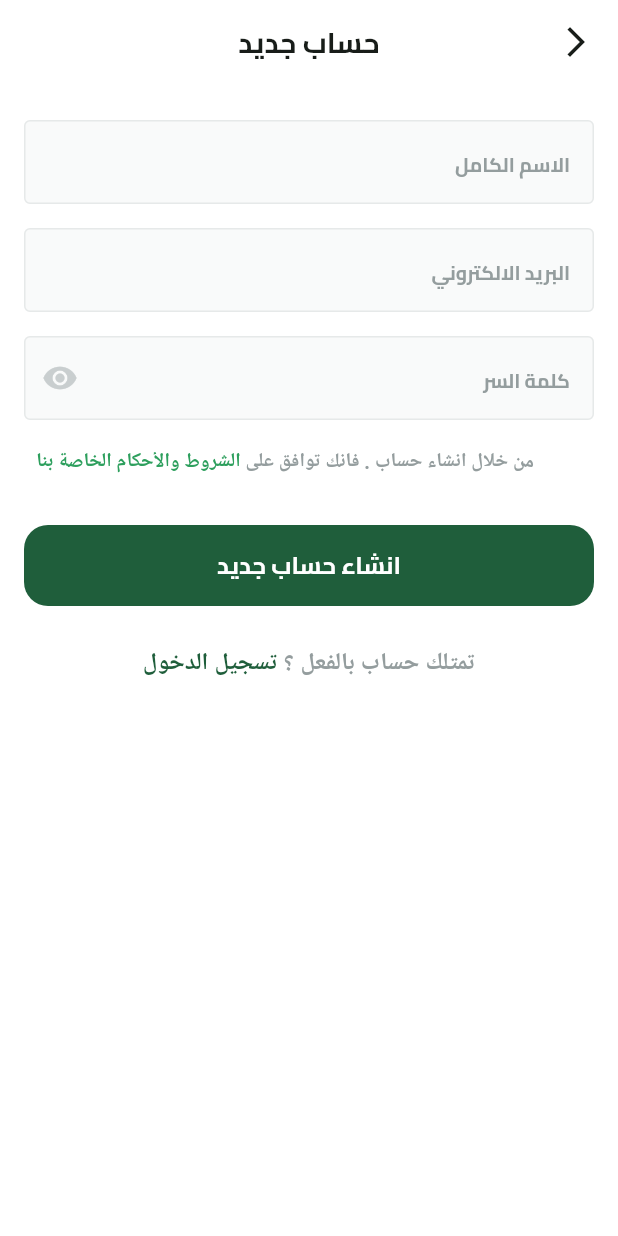
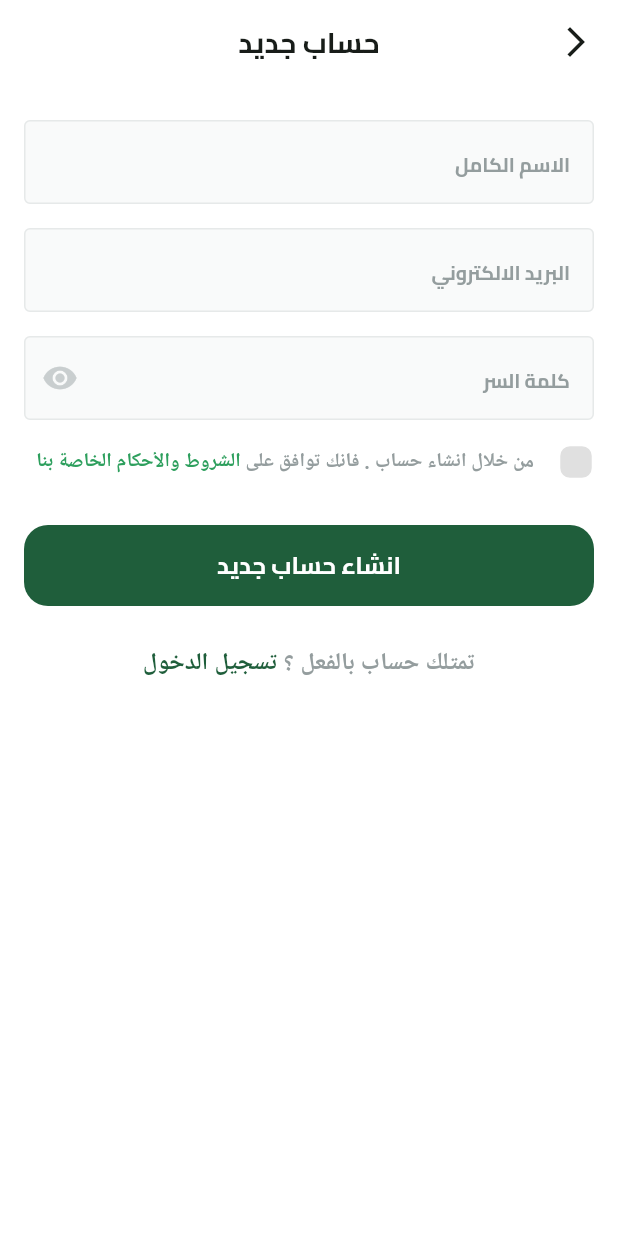
Before and after one commit to mohammedakilan/fruit_hub, a Flutter app: the SignupView screen opened by its route, on a phone screen of 412 x 824 dp. Run offline on Flutter 3.47's test engine with Material 3 defaults, Android fonts, the phone set to English and light mode, and no system bars; our stand-ins replace dots_indicator, flutter_svg, shared_preferences; accounts and stored records are empty.

Commit message:
fix check icon

```diff
--- a/lib/core/utils/app_images.dart
+++ b/lib/core/utils/app_images.dart
@@ -13,6 +13,10 @@ class Assets {
   /// Assets for imagesCheck
   /// assets/images/Check.svg
   static const String imagesCheck = "assets/images/Check.svg";
+
+  /// Assets for imagesCheckPng
+  /// assets/images/check_png.png
+  static const String imagesCheckPng = "assets/images/check_png.png";
 
   /// Assets for imagesFacebookIcon
   /// assets/images/facebook_icon.svg
--- a/lib/features/auth/presentation/views/widgets/custom_check_box.dart
+++ b/lib/features/auth/presentation/views/widgets/custom_check_box.dart
@@ -4,7 +4,8 @@ import 'package:fruit_hub/core/utils/app_colors.dart';
 import 'package:fruit_hub/core/utils/app_images.dart';
 
 class CustomCheckBox extends StatelessWidget {
-  const CustomCheckBox({super.key, required this.isChecked,  required this.onChecked});
+  const CustomCheckBox(
+      {super.key, required this.isChecked, required this.onChecked});
 
   final bool isChecked;
   final ValueChanged<bool> onChecked;
@@ -20,7 +21,7 @@ class CustomCheckBox extends StatelessWidget {
           height: 24,
           width: 24,
           decoration: ShapeDecoration(
-              color: isChecked ? AppColors.primaryColor : Colors.white,
+              color: isChecked ? AppColors.primaryColor : Colors.grey[300],
               shape: RoundedRectangleBorder(
                 borderRadius: BorderRadius.circular(8),
                 side: BorderSide(
@@ -29,11 +30,8 @@ class CustomCheckBox extends StatelessWidget {
                 ),
               )),
           child: isChecked
-              ? Padding(
-                  padding: const EdgeInsets.all(2.0),
-                  child: SvgPicture.asset(Assets.imagesCheck),
-                )
-              : SizedBox()),
+              ? Image.asset(Assets.imagesCheckPng)
+              : const SizedBox()),
     );
   }
 }
```
Also changed, not shown: assets/images/check_png.png (added).
